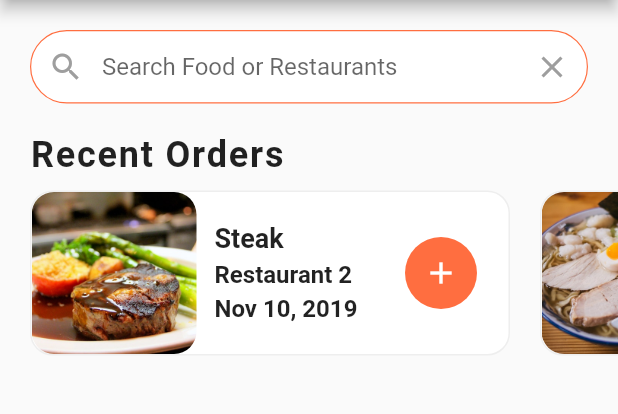
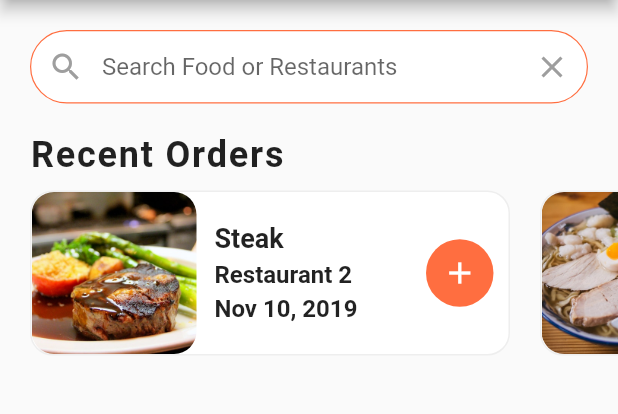
Before and after one commit to PassionPotter/Online-FoodDelivery-App, a Flutter app: the screen it shows after launch, on a phone screen of 412 x 824 dp, the part 105-519 px from its top. Run offline on Flutter 3.47's test engine with Material 2 defaults, Android fonts, the phone set to English and light mode, and no system bars.

Commit message:
update codes

```diff
--- a/lib/widgets/recent_orders.dart
+++ b/lib/widgets/recent_orders.dart
@@ -72,8 +72,8 @@ class RecentOrders extends StatelessWidget {
           // TODO: order add BTN
           const SizedBox(height: 4.0),
           Container(
-            margin: const EdgeInsets.only(right: 20.0),
-            width: 50.0,
+            margin: const EdgeInsets.only(right: 10.0),
+            width: 45.0,
             decoration: BoxDecoration(
               color: Theme.of(context).primaryColor,
               shape: BoxShape.circle,
```
